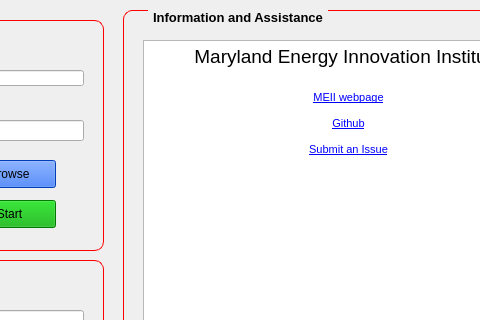
This is gui.ui in Jobenland/Data-Helper as Qt 5 draws it before an edit; both pictures show x 487 to 967 and y 0 to 320 of the 1102 by 806 pixel window. The edited form follows.
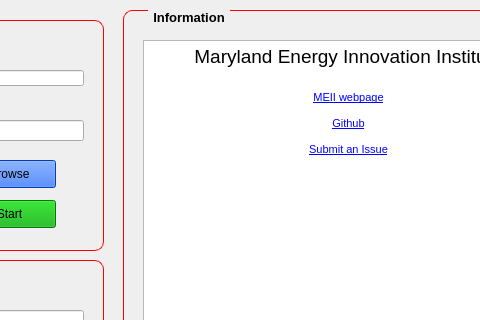
This is the edited form. Icons and pictures are not drawn.

The edit to the form file:
```diff
--- a/gui.ui
+++ b/gui.ui
@@ -626,7 +626,7 @@
      </font>
     </property>
     <property name="title">
-     <string>Information and Assistance</string>
+     <string>Information</string>
     </property>
     <widget class="QTextBrowser" name="textBrowser_2">
      <property name="geometry">
```
